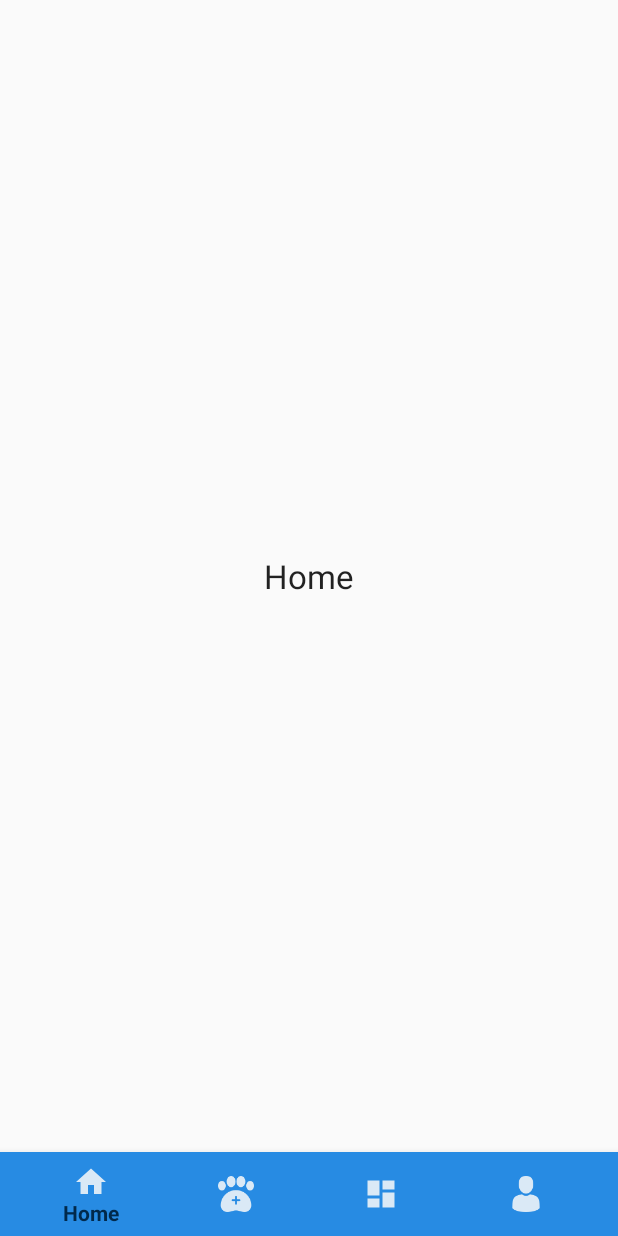
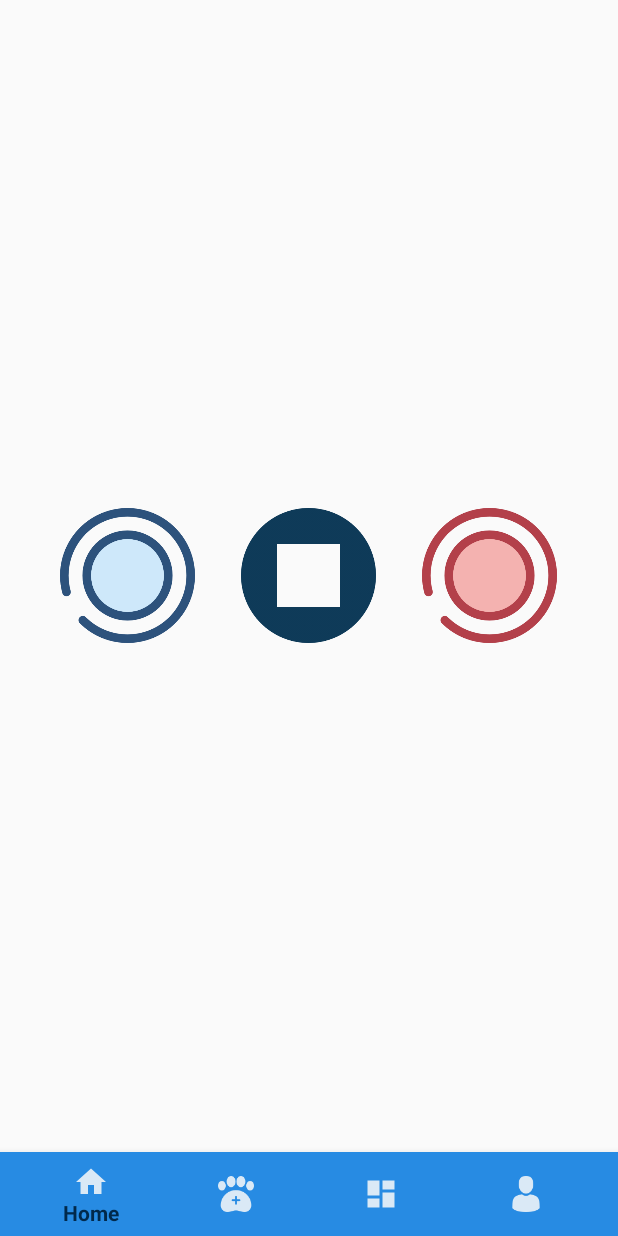
Before and after one commit to soungonkim/Pettern_Ver01, an Android app: the HomeFragment screen opened directly, with no data from a screen before it, on a phone screen of 412 x 824 dp. Run offline under Robolectric (Android 15) with nearby library versions, the light colour scheme and no system bars.

Commit message:
Added btn

```diff
--- a/app/src/main/res/layout/fragment_home.xml
+++ b/app/src/main/res/layout/fragment_home.xml
@@ -3,12 +3,48 @@
     android:layout_width="match_parent"
     android:layout_height="match_parent">
 
-    <TextView
+    <ImageButton
+        android:id="@+id/btnCold"
+        android:layout_width="wrap_content"
+        android:layout_height="wrap_content"
+        android:layout_centerVertical="true"
+        android:src="@mipmap/cool"
+        android:adjustViewBounds="true"
+        android:scaleType="fitCenter"
+        android:layout_toStartOf="@id/btnStop"
+        android:paddingStart="15dp"
+        android:paddingEnd="15dp"
+        android:maxHeight="90dp"
+        android:background="@android:color/transparent"/>
+
+    <ImageButton
+        android:id="@+id/btnStop"
         android:layout_width="wrap_content"
         android:layout_height="wrap_content"
         android:layout_centerHorizontal="true"
         android:layout_centerVertical="true"
-        android:text="Home"
-        android:textAppearance="@style/Base.TextAppearance.AppCompat.Large" />
+        android:src="@mipmap/stop"
+        android:layout_toStartOf="@id/btnStop"
+        android:paddingStart="15dp"
+        android:paddingEnd="15dp"
+        android:adjustViewBounds="true"
+        android:scaleType="fitCenter"
+        android:maxHeight="90dp"
+        android:background="@android:color/transparent"/>
+
+    <ImageButton
+        android:id="@+id/btnHot"
+        android:layout_width="wrap_content"
+        android:layout_height="wrap_content"
+        android:layout_centerHorizontal="true"
+        android:layout_centerVertical="true"
+        android:src="@mipmap/hot"
+        android:adjustViewBounds="true"
+        android:scaleType="fitCenter"
+        android:paddingStart="15dp"
+        android:paddingEnd="15dp"
+        android:maxHeight="90dp"
+        android:layout_toEndOf="@+id/btnStop"
+        android:background="@android:color/transparent"/>
 
 </RelativeLayout>
```
